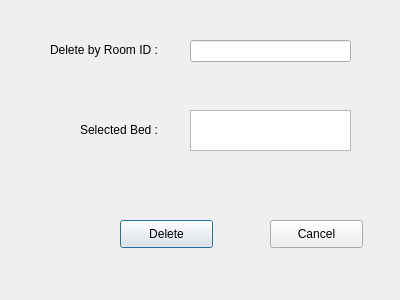
SPRYK/DatabaseProject, file Design/roomDeleteBed.ui: the form before one commit.
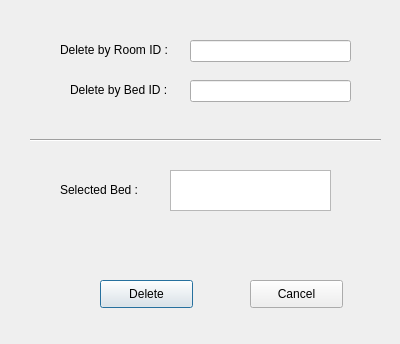
The form after the commit.

What changed in the file:
```diff
--- a/Design/roomDeleteBed.ui
+++ b/Design/roomDeleteBed.ui
@@ -7,7 +7,7 @@
     <x>0</x>
     <y>0</y>
     <width>400</width>
-    <height>300</height>
+    <height>344</height>
    </rect>
   </property>
   <property name="windowTitle">
@@ -26,7 +26,7 @@
   <widget class="QLabel" name="label">
    <property name="geometry">
     <rect>
-     <x>50</x>
+     <x>60</x>
      <y>40</y>
      <width>151</width>
      <height>20</height>
@@ -39,8 +39,8 @@
   <widget class="QPushButton" name="pushButton">
    <property name="geometry">
     <rect>
-     <x>120</x>
-     <y>220</y>
+     <x>100</x>
+     <y>280</y>
      <width>93</width>
      <height>28</height>
     </rect>
@@ -52,8 +52,8 @@
   <widget class="QLabel" name="label_2">
    <property name="geometry">
     <rect>
-     <x>80</x>
-     <y>120</y>
+     <x>60</x>
+     <y>180</y>
      <width>131</width>
      <height>20</height>
     </rect>
@@ -65,8 +65,8 @@
   <widget class="QTextBrowser" name="textBrowser">
    <property name="geometry">
     <rect>
-     <x>190</x>
-     <y>110</y>
+     <x>170</x>
+     <y>170</y>
      <width>161</width>
      <height>41</height>
     </rect>
@@ -82,8 +82,8 @@
   <widget class="QPushButton" name="pushButton_2">
    <property name="geometry">
     <rect>
-     <x>270</x>
-     <y>220</y>
+     <x>250</x>
+     <y>280</y>
      <width>93</width>
      <height>28</height>
     </rect>
@@ -92,6 +92,42 @@
     <string>Cancel</string>
    </property>
   </widget>
+  <widget class="QLineEdit" name="bedid">
+   <property name="geometry">
+    <rect>
+     <x>190</x>
+     <y>80</y>
+     <width>161</width>
+     <height>22</height>
+    </rect>
+   </property>
+  </widget>
+  <widget class="QLabel" name="label_3">
+   <property name="geometry">
+    <rect>
+     <x>70</x>
+     <y>80</y>
+     <width>151</width>
+     <height>20</height>
+    </rect>
+   </property>
+   <property name="text">
+    <string>Delete by Bed ID :</string>
+   </property>
+  </widget>
+  <widget class="Line" name="line">
+   <property name="geometry">
+    <rect>
+     <x>30</x>
+     <y>130</y>
+     <width>351</width>
+     <height>20</height>
+    </rect>
+   </property>
+   <property name="orientation">
+    <enum>Qt::Horizontal</enum>
+   </property>
+  </widget>
  </widget>
  <resources/>
  <connections/>
```
Left out of the diff: 6 changed lines with no effect on the pictures.
